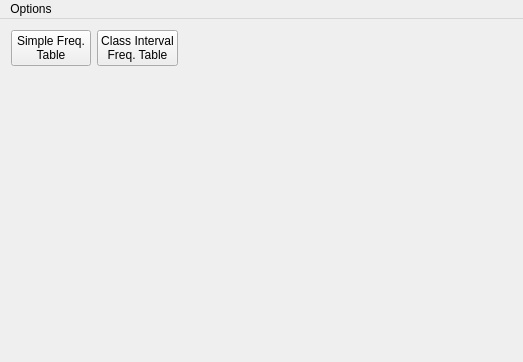
h-nick/SHelper, file ui/shelper.ui: the form before one commit.
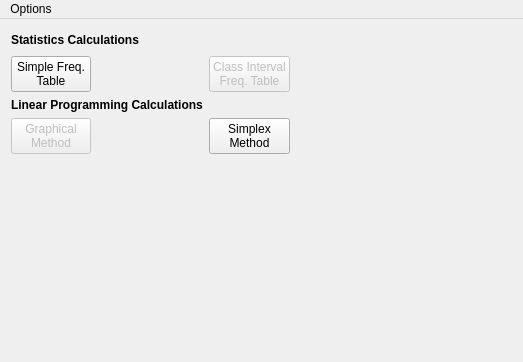
The form after the commit.

Commit message: Added a few buttons to MainWindow and a few notes.

What changed in the file:
```diff
--- a/ui/shelper.ui
+++ b/ui/shelper.ui
@@ -15,33 +15,6 @@
   </property>
   <widget class="QWidget" name="centralWidget">
    <layout class="QGridLayout" name="gridLayout">
-    <item row="1" column="1">
-     <widget class="QPushButton" name="button_classintervalfreq">
-      <property name="sizePolicy">
-       <sizepolicy hsizetype="Minimum" vsizetype="Fixed">
-        <horstretch>0</horstretch>
-        <verstretch>0</verstretch>
-       </sizepolicy>
-      </property>
-      <property name="text">
-       <string>Class Interval
-Freq. Table</string>
-      </property>
-     </widget>
-    </item>
-    <item row="2" column="3">
-     <spacer name="verticalSpacer">
-      <property name="orientation">
-       <enum>Qt::Vertical</enum>
-      </property>
-      <property name="sizeHint" stdset="0">
-       <size>
-        <width>20</width>
-        <height>40</height>
-       </size>
-      </property>
-     </spacer>
-    </item>
     <item row="1" column="4">
      <spacer name="horizontalSpacer">
       <property name="orientation">
@@ -55,10 +28,10 @@
       </property>
      </spacer>
     </item>
-    <item row="1" column="0">
+    <item row="2" column="0">
      <widget class="QPushButton" name="button_simplefreq">
       <property name="sizePolicy">
-       <sizepolicy hsizetype="Minimum" vsizetype="Fixed">
+       <sizepolicy hsizetype="Fixed" vsizetype="Fixed">
         <horstretch>0</horstretch>
         <verstretch>0</verstretch>
        </sizepolicy>
@@ -69,6 +42,88 @@
       </property>
      </widget>
     </item>
+    <item row="2" column="3" colspan="2">
+     <spacer name="horizontalSpacer_2">
+      <property name="orientation">
+       <enum>Qt::Horizontal</enum>
+      </property>
+      <property name="sizeHint" stdset="0">
+       <size>
+        <width>40</width>
+        <height>20</height>
+       </size>
+      </property>
+     </spacer>
+    </item>
+    <item row="7" column="4">
+     <spacer name="verticalSpacer">
+      <property name="orientation">
+       <enum>Qt::Vertical</enum>
+      </property>
+      <property name="sizeHint" stdset="0">
+       <size>
+        <width>20</width>
+        <height>40</height>
+       </size>
+      </property>
+     </spacer>
+    </item>
+    <item row="1" column="0">
+     <widget class="QLabel" name="label">
+      <property name="text">
+       <string>&lt;html&gt;&lt;head/&gt;&lt;body&gt;&lt;p&gt;&lt;span style=&quot; font-weight:600;&quot;&gt;Statistics Calculations&lt;/span&gt;&lt;/p&gt;&lt;/body&gt;&lt;/html&gt;</string>
+      </property>
+     </widget>
+    </item>
+    <item row="5" column="0">
+     <widget class="QLabel" name="label_2">
+      <property name="text">
+       <string>&lt;html&gt;&lt;head/&gt;&lt;body&gt;&lt;p&gt;&lt;span style=&quot; font-weight:600;&quot;&gt;Linear Programming Calculations&lt;/span&gt;&lt;/p&gt;&lt;/body&gt;&lt;/html&gt;</string>
+      </property>
+     </widget>
+    </item>
+    <item row="6" column="0">
+     <widget class="QPushButton" name="button_LPgraphical">
+      <property name="enabled">
+       <bool>false</bool>
+      </property>
+      <property name="sizePolicy">
+       <sizepolicy hsizetype="Fixed" vsizetype="Fixed">
+        <horstretch>0</horstretch>
+        <verstretch>0</verstretch>
+       </sizepolicy>
+      </property>
+      <property name="text">
+       <string>Graphical
+Method</string>
+      </property>
+     </widget>
+    </item>
+    <item row="6" column="1">
+     <widget class="QPushButton" name="button_LPSimplex">
+      <property name="text">
+       <string>Simplex
+Method</string>
+      </property>
+     </widget>
+    </item>
+    <item row="2" column="1">
+     <widget class="QPushButton" name="button_classintervalfreq">
+      <property name="enabled">
+       <bool>false</bool>
+      </property>
+      <property name="sizePolicy">
+       <sizepolicy hsizetype="Fixed" vsizetype="Fixed">
+        <horstretch>0</horstretch>
+        <verstretch>0</verstretch>
+       </sizepolicy>
+      </property>
+      <property name="text">
+       <string>Class Interval
+Freq. Table</string>
+      </property>
+     </widget>
+    </item>
    </layout>
   </widget>
   <widget class="QMenuBar" name="menuBar">
```
The commit also changes 7 other files.
